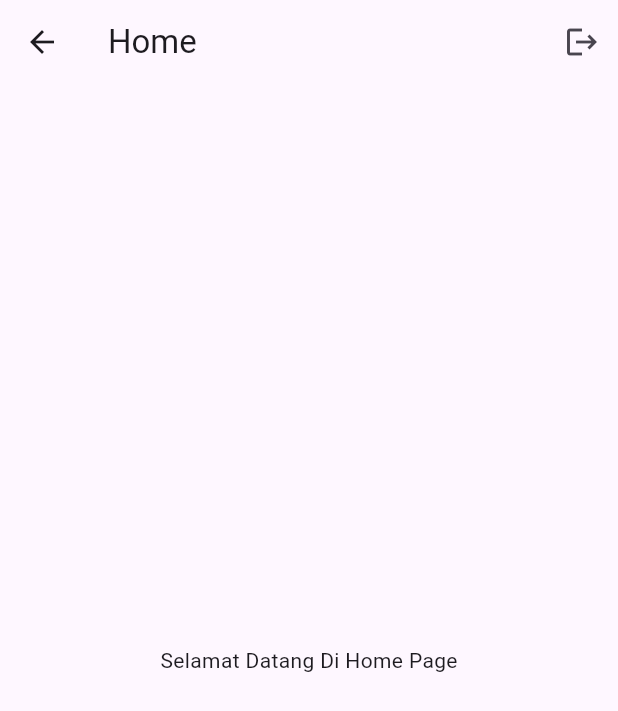
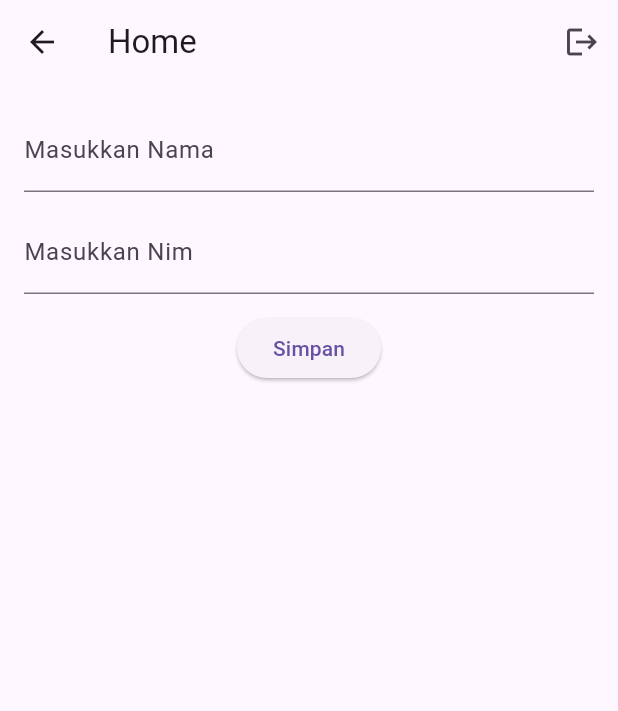
Before and after one commit to rizkyadde23/belajar_flutter, a Flutter app: the HomePage screen opened by its route, on a phone screen of 412 x 824 dp. Shown: the top 711 px of the screen. Run offline on Flutter 3.47's test engine with Material 3 defaults, Android fonts, the phone set to English and light mode, and no system bars; our stand-ins replace get, get_storage, hive, hive_flutter; accounts and stored records are empty.

Commit message:
Hive App

```diff
--- a/lib/main.dart
+++ b/lib/main.dart
@@ -3,9 +3,13 @@ import 'package:belajar/pages/app_routes.dart';
 import 'package:flutter/material.dart';
 import 'package:get/get.dart';
 import 'package:get_storage/get_storage.dart';
+import 'package:hive_flutter/adapters.dart';
 
 void main() async {
-  await GetStorage.init();
+  WidgetsFlutterBinding.ensureInitialized();
+  await Hive.initFlutter();
+  await Hive.openBox('mahasiswaBox');
+  await Hive.openBox('loginBox');
   runApp(MyApp());
 }
 
--- a/lib/pages/home.dart
+++ b/lib/pages/home.dart
@@ -1,20 +1,51 @@
 import 'package:belajar/pages/login.dart';
 import 'package:flutter/material.dart';
 import 'package:get/get.dart';
-import 'package:get_storage/get_storage.dart';
+import 'package:hive/hive.dart';
 
-class HomePage extends StatelessWidget{
-  HomePage ({super.key});
-  final box = GetStorage();
+class HomePage extends StatefulWidget{
+  const HomePage ({super.key});
+  @override
+  State<HomePage> createState() => _HomePageState();
+}
+
+class _HomePageState extends State<HomePage>{
+  final Box mhsBox = Hive.box('mahasiswaBox');
+  final Box loginBox = Hive.box('loginBox');
+  final formKey = GlobalKey<FormState>();
+  final TextEditingController namaController = TextEditingController();
+  final TextEditingController nimController = TextEditingController();
+
+  void simpanData() {
+    final nama = namaController.text.trim();
+    final nim = nimController.text.trim();
+
+    if (nama.isNotEmpty && nim.isNotEmpty) {
+      Get.snackbar("Berhasil", "Data Telah Disimpan");
+      mhsBox.add({'nama': nama, 'nim': nim});
+      namaController.clear();
+      nimController.clear();
+      setState(() {});
+    }
+  }
+
+  void delete(int index){
+    mhsBox.deleteAt(index);
+    Get.back();
+    setState(() {
+
+    });
+  }
 
   void logout(){
-    box.write('isLoggedIn', false);
+    loginBox.put('isLoggedIn', false);
     Get.offAll(LoginPage());
     Get.snackbar("Berhasil", 'Logout Berhasil');
+  }
 
-  }
   @override
   Widget build(BuildContext context) {
+    final data = mhsBox.values.whereType<Map>().toList();
     return Scaffold(
       appBar: AppBar(
         title: Text("Home"),
@@ -38,9 +69,68 @@ class HomePage extends StatelessWidget{
         ),
         ]
         ),
-        body: Center(
-        child: Text("Selamat Datang Di Home Page"),
-      ),
+        body: Padding(padding: EdgeInsets.all(16),
+        child: Column(
+          children: [
+            Form(
+              key: formKey,
+              child: Column(
+                children: [
+                TextFormField(
+                  controller: namaController,
+                  decoration: InputDecoration(labelText: "Masukkan Nama"),
+                  validator: (value) => value!.isEmpty ? "Nama Tidak Boleh Kosong " : null,
+                ),
+                const SizedBox(height: 12,),
+                TextFormField(
+                  controller: nimController,
+                  decoration: InputDecoration(labelText: "Masukkan Nim"),
+                  validator: (value) => value!.isEmpty ? "NIM Tidak Boleh Kosong " : null,
+                ),
+              ],
+              ),
+            ),
+            const SizedBox(height: 12,),
+            ElevatedButton(onPressed: (){
+              if (formKey.currentState!.validate()) {
+                simpanData();
+              }
+            }, child: Text("Simpan")),
+            const SizedBox(height: 12,),
+            Expanded(
+              child: ListView.builder(
+                itemCount: data.length,
+                itemBuilder: (context,index){
+                  final item = data[index];
+                  return Card(
+                    child: ListTile(
+                      title: Text('${item['nama']}'),
+                      subtitle: Text('${item['nim']}'),
+                      leading: Icon(Icons.person),
+                      trailing: IconButton(
+                        onPressed: (){
+                          Get.defaultDialog(
+                            title: "Konfirmasi",
+                            middleText: "Yakin Ingin Menghapus Data?",
+                            textConfirm: "Ya",
+                            textCancel: "Tidak",
+                            confirmTextColor: Colors.white,
+                            onConfirm: (){
+                              delete(index);
+                            },
+                            onCancel: Get.back,
+                            barrierDismissible: false,
+                          );
+                        },
+                        icon: Icon(Icons.delete)),
+                    ),
+                  );
+                }
+                ),
+            )
+          ],
+        ),
+        )
     );
   }
 }
--- a/pubspec.yaml
+++ b/pubspec.yaml
@@ -15,11 +15,16 @@ dependencies:
   flutter_riverpod: ^2.6.1
   get: ^4.7.2
   get_storage: ^2.1.1
+  hive: ^2.2.3
+  hive_flutter: ^1.1.0
+  path_provider: ^2.1.5
 
 dev_dependencies:
   flutter_test:
     sdk: flutter
   flutter_lints: ^5.0.0
+  hive_generator: ^2.0.1
+  build_runner: ^2.5.4
 
 flutter:
   uses-material-design: true
```
Also changed, not shown: lib/pages/login.dart (+3 -5 lines), pubspec.lock.
